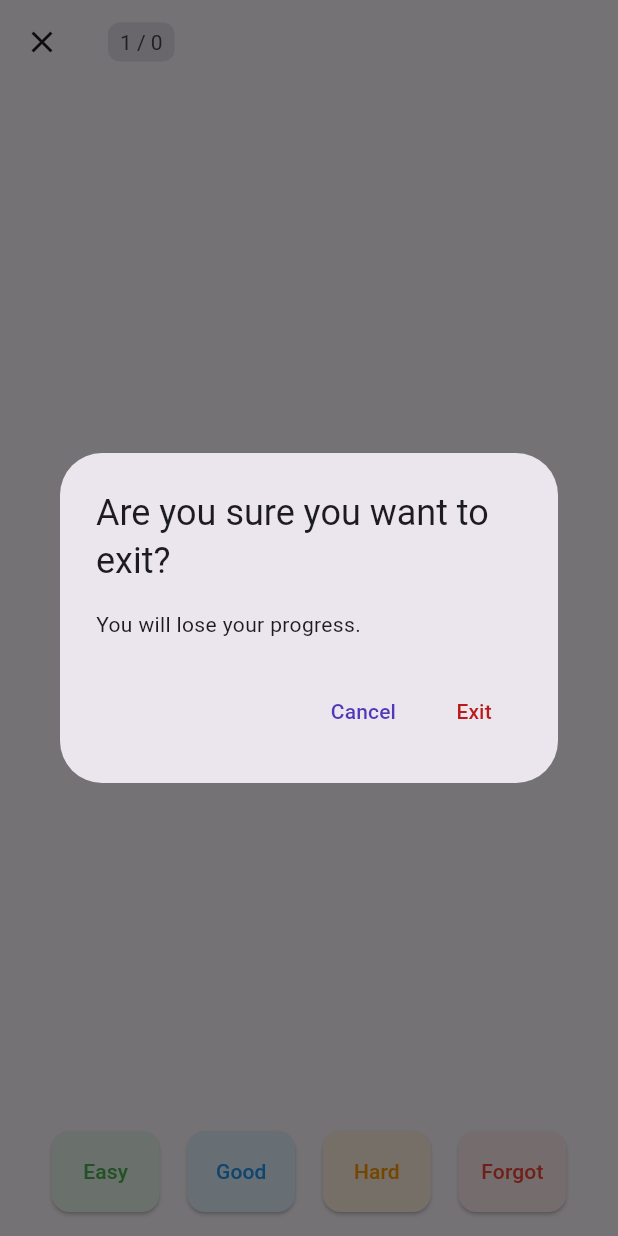
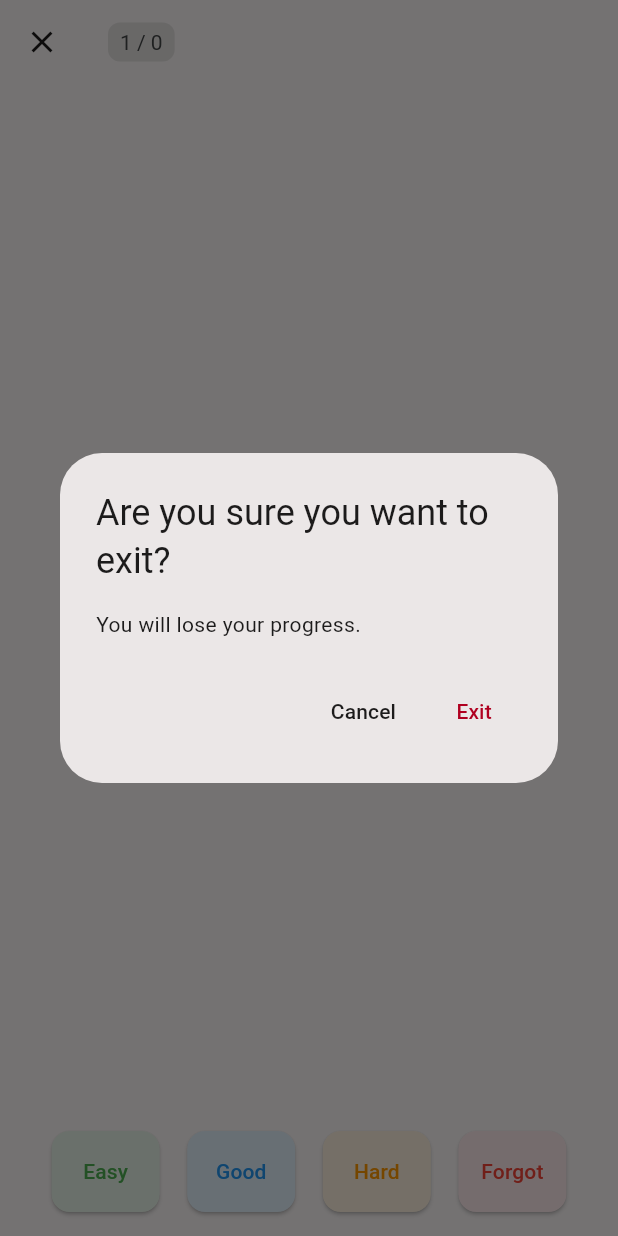
Before and after one commit to mariocsantos/palpagaio-app, a Flutter app: the StudySessionScreen screen opened by its route, after a tap on the "close" icon, on a phone screen of 412 x 824 dp. Run offline on Flutter 3.47's test engine with Material 3 defaults, Android fonts, the light colour scheme and no system bars; our stand-ins replace audioplayers, dio, equatable, flutter_bloc, flutter_dotenv, lottie; network calls fail.

Commit message:
feat: rebrand

```diff
--- a/lib/features/flashcard/presentation/widgets/flashcard_audio.dart
+++ b/lib/features/flashcard/presentation/widgets/flashcard_audio.dart
@@ -58,7 +58,7 @@ class _FlashCardAudioState extends State<FlashCardAudio> {
 
     return IconButton.filled(
       style: ButtonStyle(
-        backgroundColor: MaterialStateProperty.all(
+        backgroundColor: WidgetStateProperty.all(
           widget.isFront ? colorScheme.primary : colorScheme.secondaryContainer,
         ),
       ),
--- a/lib/features/home/domain/deck.dart
+++ b/lib/features/home/domain/deck.dart
@@ -13,6 +13,7 @@ class Deck extends Equatable {
   final int totalCards;
   final int cardsToReview;
 
+  @override
   List<Object?> get props => [id, name, totalCards, cardsToReview];
 
   @override
--- a/lib/features/home/presentation/screens/home_screen.dart
+++ b/lib/features/home/presentation/screens/home_screen.dart
@@ -48,9 +48,13 @@ class HomeScreen extends StatelessWidget {
         ),
         floatingActionButton: BlocBuilder<DeckBloc, DeckState>(
           builder: (blocContext, state) {
+            final ColorScheme colorScheme = Theme.of(context).colorScheme;
+
             return FloatingActionButton.extended(
+              backgroundColor: colorScheme.primary,
+              foregroundColor: colorScheme.onPrimary,
               onPressed: () => _addFlashcard(context, blocContext),
-              label: const Text('Add cards'),
+              label: const Text('ADD CARDS'),
               icon: const Icon(Icons.add),
             );
           },
--- a/lib/features/study_session/domain/difficult_properties.dart
+++ b/lib/features/study_session/domain/difficult_properties.dart
@@ -44,4 +44,17 @@ class DifficultProperties {
         return Colors.red;
     }
   }
+
+  Color get overlayColor {
+    switch (difficult) {
+      case Difficult.easy:
+        return Colors.green.shade100;
+      case Difficult.regular:
+        return Colors.blue.shade100;
+      case Difficult.hard:
+        return Colors.orange.shade100;
+      case Difficult.forgot:
+        return Colors.red.shade100;
+    }
+  }
 }
--- a/lib/features/study_session/presentation/screens/study_session_completed_screen.dart
+++ b/lib/features/study_session/presentation/screens/study_session_completed_screen.dart
@@ -75,8 +75,8 @@ class _StudySessionCompletedScreenState
               const Spacer(
                 flex: 2,
               ),
-              ElevatedButton(
-                style: ElevatedButton.styleFrom(
+              FilledButton(
+                style: FilledButton.styleFrom(
                   minimumSize: const Size.fromHeight(48),
                 ),
                 onPressed: () {
--- a/lib/features/study_session/presentation/screens/study_session_screen.dart
+++ b/lib/features/study_session/presentation/screens/study_session_screen.dart
@@ -24,11 +24,16 @@ class StudySessionScreen extends StatelessWidget {
     showDialog(
       context: context,
       builder: (context) {
+        final ColorScheme colorScheme = Theme.of(context).colorScheme;
+
         return AlertDialog(
           title: const Text('Are you sure you want to exit?'),
           content: const Text('You will lose your progress.'),
           actions: [
             TextButton(
+              style: ButtonStyle(
+                foregroundColor: WidgetStatePropertyAll(colorScheme.onSurface),
+              ),
               onPressed: () {
                 Navigator.pop(context);
               },
--- a/lib/features/study_session/presentation/widgets/difficulty_button.dart
+++ b/lib/features/study_session/presentation/widgets/difficulty_button.dart
@@ -25,20 +25,21 @@ class DifficultyButton extends StatelessWidget {
       child: ElevatedButton(
         onPressed: disabled ? null : onPressed,
         style: ButtonStyle(
-          shape: MaterialStateProperty.all(
+          shape: WidgetStateProperty.all(
             RoundedRectangleBorder(
               borderRadius: BorderRadius.circular(12),
             ),
           ),
-          padding: MaterialStateProperty.all(
+          padding: WidgetStateProperty.all(
             const EdgeInsets.all(0),
           ),
-          backgroundColor: MaterialStateProperty.all(
+          backgroundColor: WidgetStateProperty.all(
             disabled ? disabledColor.withOpacity(0.1) : properties.color,
           ),
-          foregroundColor: MaterialStateProperty.all(
+          foregroundColor: WidgetStateProperty.all(
             disabled ? disabledColor : properties.textColor,
           ),
+          overlayColor: WidgetStateProperty.all(properties.overlayColor),
         ),
         child: Text(
           properties.text,
--- a/lib/features/study_session/presentation/widgets/study_section_progress.dart
+++ b/lib/features/study_session/presentation/widgets/study_section_progress.dart
@@ -16,7 +16,7 @@ class StudySectionProgress extends StatelessWidget {
 
     return Container(
       decoration: BoxDecoration(
-        color: colorScheme.surfaceVariant,
+        color: colorScheme.surfaceContainerHighest,
         borderRadius: BorderRadius.circular(8),
       ),
       padding: const EdgeInsets.symmetric(
--- a/lib/theme/theme.dart
+++ b/lib/theme/theme.dart
@@ -1,29 +1,44 @@
 import 'package:flutter/material.dart';
+import 'package:palpagaio/theme/colors.dart';
 
-/// Original colors
-/// primary: #63f8b5
-/// secondary: #7765e3
-
-ColorScheme colorScheme = ColorScheme.fromSeed(
-  seedColor: const Color(0xFF4e39b8),
-  primary: const Color(0xFF4e39b8),
+ColorScheme colorScheme = const ColorScheme.light(
+  primary: Color(0xFF57CC05),
   onPrimary: Colors.white,
-  primaryContainer: const Color(0xFF7361df),
-  onPrimaryContainer: Colors.white,
-  secondary: const Color(0xFF006c47),
+  primaryContainer: Color(0xFFE8F8DD),
+  onPrimaryContainer: Color(0xFF57CC05),
+  secondary: Color(0xFF57CC05),
   onSecondary: Colors.white,
-  secondaryContainer: const Color(0xFF69fdba),
-  onSecondaryContainer: const Color(0xFF005336),
+  secondaryContainer: Color(0xFFE8F8DD),
+  onSecondaryContainer: Color(0xFF57CC05),
+  tertiary: Color(0xFF57CC05),
+  onTertiary: Colors.white,
+  tertiaryContainer: Color(0xFFE8F8DD),
+  onTertiaryContainer: Color(0xFF57CC05),
+  surface: Color(0xFFFCF8F8),
+  onSurface: Color(0xFF1C1B1B),
+  onSurfaceVariant: Color(0xFF444748),
+  outline: Color(0xFF747878),
+  outlineVariant: Color(0xFFC4C7C8),
+  shadow: Color(0xFF000000),
+  scrim: Color(0xFF000000),
+  inverseSurface: Color(4281413680),
+  surfaceDim: Color(0xFFDDD9D9),
+  surfaceBright: Color(0xFFFCF8F8),
+  surfaceContainerLowest: Color(0xFFFFFFFF),
+  surfaceContainerLow: Color(0xFFF6F3F2),
+  surfaceContainer: Color(0xFFF1EDEC),
+  surfaceContainerHigh: Color(0xFFEBE7E7),
+  surfaceContainerHighest: Color(0xFFE5E2E1),
 );
 
 ThemeData themeData = ThemeData(
   colorScheme: colorScheme,
-  elevatedButtonTheme: ElevatedButtonThemeData(
-    style: ElevatedButton.styleFrom(
-      backgroundColor: colorScheme.primaryContainer,
-      foregroundColor: colorScheme.onPrimaryContainer,
-    ),
-  ),
+  extensions: const <ThemeExtension<dynamic>>[
+    BubbleColors(
+      bubble: Color(0xFF6FD325),
+      onBubble: Colors.white,
+    )
+  ],
   floatingActionButtonTheme: FloatingActionButtonThemeData(
     backgroundColor: colorScheme.secondaryContainer,
     foregroundColor: colorScheme.onSecondaryContainer,
@@ -33,4 +48,18 @@ ThemeData themeData = ThemeData(
       ),
     ),
   ),
+  inputDecorationTheme: InputDecorationTheme(
+    border: const OutlineInputBorder(),
+    focusedBorder: OutlineInputBorder(
+      borderSide: BorderSide(
+        color: colorScheme.onSurface,
+      ),
+    ),
+    labelStyle: TextStyle(
+      color: colorScheme.outline,
+    ),
+    floatingLabelStyle: TextStyle(
+      color: colorScheme.onSurface,
+    ),
+  ),
 );
```
Also changed, not shown: lib/features/flashcard/presentation/widgets/add_flashcard_form.dart (+8 -6 lines), lib/features/flashcard/presentation/widgets/flashcard.dart (+24 -41 lines), lib/features/home/presentation/widgets/deck_card.dart (+25 -29 lines), lib/theme/colors.dart (added, +35 -0 lines), lib/widgets/bubble.dart (added, +44 -0 lines), pubspec.lock, 1 other file.
